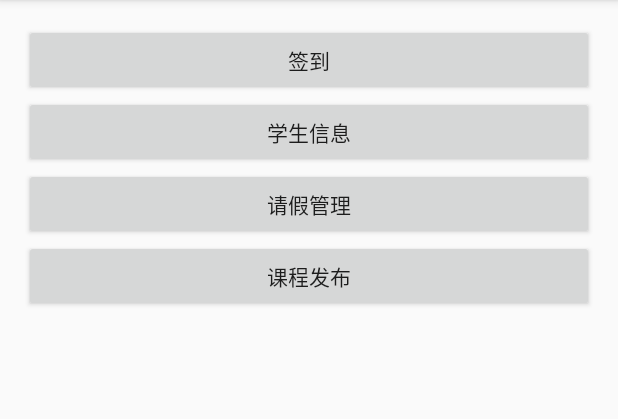
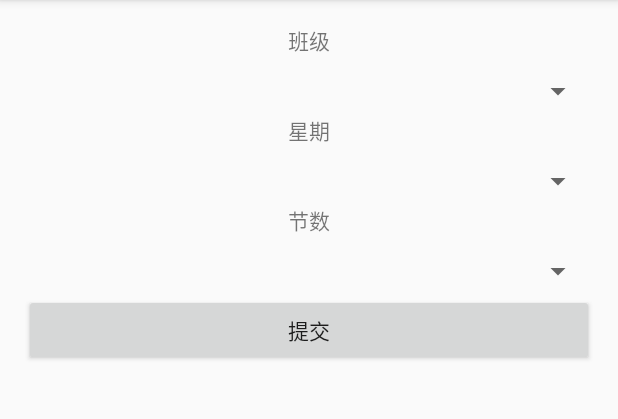
Before and after one commit to licaihui/TeacherDemo, an Android app: the ControlActivity screen opened directly, with no data from a screen before it, after a tap on "课程发布", on a phone screen of 412 x 824 dp, the part 84-503 px from its top. Run offline under Robolectric (Android 15) with nearby library versions, the phone set to English and light mode, and no system bars.

Commit message:
完成课表发布模块，修复一些bug

```diff
--- a/app/src/main/AndroidManifest.xml
+++ b/app/src/main/AndroidManifest.xml
@@ -26,6 +26,9 @@
         <activity android:name=".VacateActivity"></activity>
 
         <activity android:name=".VacateDetail"></activity>
+
+        <activity android:name=".PushClassActivity"></activity>
+
     </application>
 
 </manifest>
--- a/app/src/main/java/com/wnagzihxain/teacherdemo/ControlActivity.java
+++ b/app/src/main/java/com/wnagzihxain/teacherdemo/ControlActivity.java
@@ -56,8 +56,8 @@ public class ControlActivity extends AppCompatActivity{
         bt_pushClass.setOnClickListener(new View.OnClickListener() {
             @Override
             public void onClick(View v) {
-                //Intent intent = new Intent(ControlActivity.this, );
-                //startActivity(intent);
+                Intent intent = new Intent(ControlActivity.this, PushClassActivity.class);
+                startActivity(intent);
             }
         });
 
--- /dev/null
+++ b/app/src/main/java/com/wnagzihxain/teacherdemo/PushClassActivity.java
@@ -0,0 +1,38 @@
+package com.wnagzihxain.teacherdemo;
+
+import android.os.Bundle;
+import android.support.v7.app.AppCompatActivity;
+import android.view.View;
+import android.widget.Button;
+import android.widget.Spinner;
+import android.widget.Toast;
+
+/**
+ * Created by wangz on 2016/11/6 0006.
+ */
+
+public class PushClassActivity extends AppCompatActivity {
+
+    private Button bt_pushclass_push;
+    private Spinner spinner, spinner2, spinner3;
+
+    @Override
+    protected void onCreate(Bundle savedInstanceState) {
+        super.onCreate(savedInstanceState);
+        setContentView(R.layout.activity_pushclass);
+
+        bt_pushclass_push = (Button)findViewById(R.id.bt_pushclass_push);
+        spinner = (Spinner)findViewById(R.id.spinner);
+        spinner2 = (Spinner)findViewById(R.id.spinner2);
+        spinner3 = (Spinner)findViewById(R.id.spinner3);
+
+        bt_pushclass_push.setOnClickListener(new View.OnClickListener() {
+            @Override
+            public void onClick(View v) {
+                Toast.makeText(PushClassActivity.this, "课表发布成功", Toast.LENGTH_SHORT).show();
+                PushClassActivity.this.finish();
+            }
+        });
+
+    }
+}
--- /dev/null
+++ b/app/src/main/res/layout/activity_pushclass.xml
@@ -0,0 +1,66 @@
+<?xml version="1.0" encoding="utf-8"?>
+<RelativeLayout xmlns:android="http://schemas.android.com/apk/res/android"
+                android:layout_width="match_parent"
+                android:layout_height="match_parent"
+                android:paddingBottom="@dimen/activity_vertical_margin"
+                android:paddingLeft="@dimen/activity_horizontal_margin"
+                android:paddingRight="@dimen/activity_horizontal_margin"
+                android:paddingTop="@dimen/activity_vertical_margin">
+
+
+    <TextView
+        android:layout_width="match_parent"
+        android:layout_height="30dp"
+        android:layout_alignParentTop="true"
+        android:layout_centerHorizontal="true"
+        android:id="@+id/boom"
+        android:textAlignment="center"
+        android:text="班级"/>
+
+    <Spinner
+        android:layout_width="match_parent"
+        android:layout_height="30dp"
+        android:id="@+id/spinner"
+        android:layout_below="@+id/boom"
+        android:layout_alignParentStart="true"/>
+
+    <TextView
+        android:text="星期"
+        android:layout_width="match_parent"
+        android:layout_height="30dp"
+        android:layout_below="@+id/spinner"
+        android:layout_centerHorizontal="true"
+        android:id="@+id/textView6"
+        android:textAlignment="center"/>
+
+    <Spinner
+        android:layout_width="match_parent"
+        android:layout_height="30dp"
+        android:id="@+id/spinner2"
+        android:layout_below="@+id/textView6"
+        android:layout_alignParentStart="true"/>
+
+    <TextView
+        android:text="节数"
+        android:layout_width="match_parent"
+        android:layout_height="30dp"
+        android:id="@+id/textView5"
+        android:textAlignment="center"
+        android:layout_below="@+id/spinner2"
+        android:layout_alignParentStart="true"/>
+
+    <Spinner
+        android:layout_width="match_parent"
+        android:layout_height="30dp"
+        android:id="@+id/spinner3"
+        android:layout_below="@+id/textView5"
+        android:layout_alignParentStart="true"/>
+
+    <Button
+        android:text="提交"
+        android:layout_width="match_parent"
+        android:layout_height="wrap_content"
+        android:id="@+id/bt_pushclass_push"
+        android:layout_below="@+id/spinner3"
+        android:layout_alignParentStart="true"/>
+</RelativeLayout>
```
